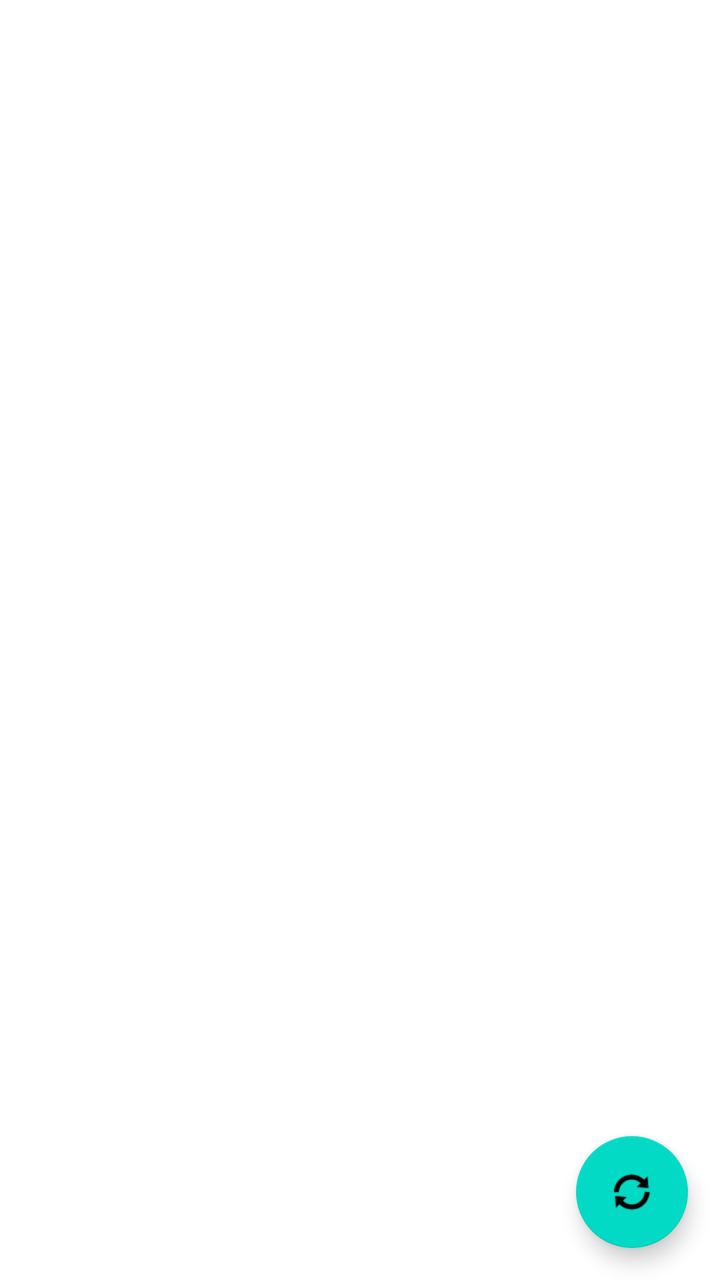
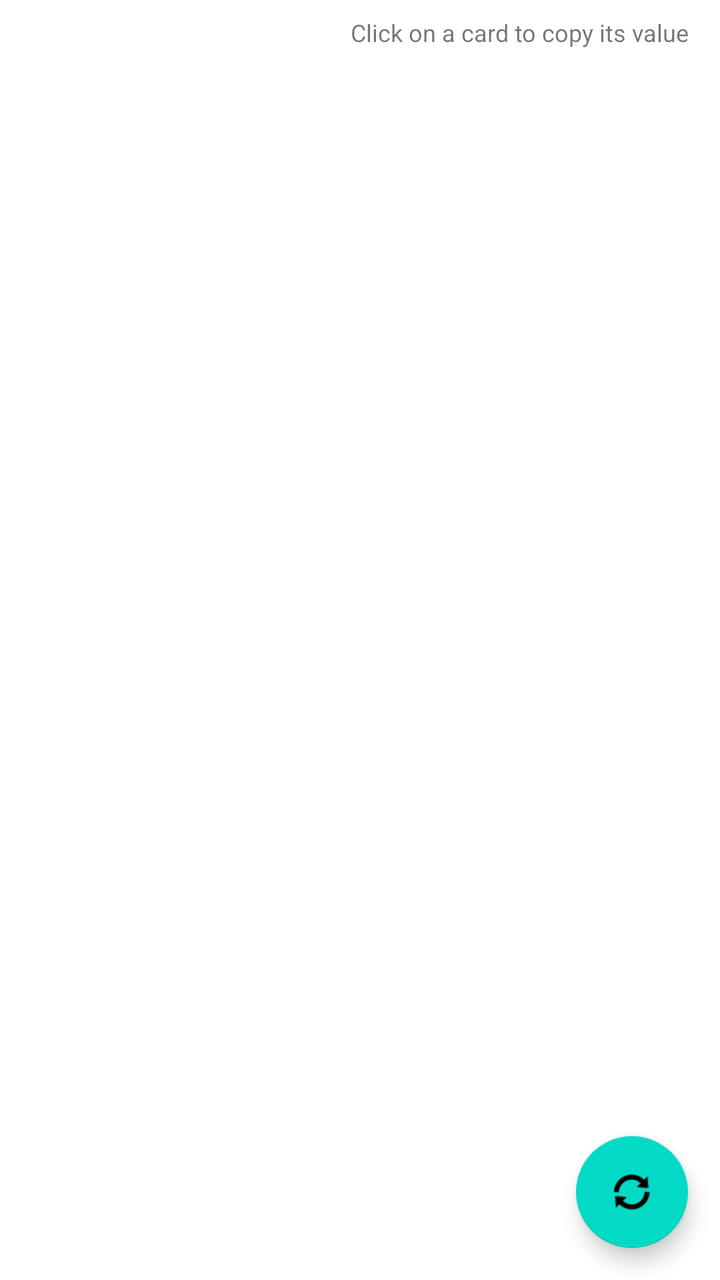

The first picture is an Android layout as it rendered before a commit; the second is the same layout after the commit. The layout source and the unified diff follow.
<!-- AndroidManifest.xml: application theme Theme.GeoLocator -->
<!-- res/layout/activity_main.xml -->
<?xml version="1.0" encoding="utf-8"?>
<androidx.constraintlayout.widget.ConstraintLayout xmlns:android="http://schemas.android.com/apk/res/android"
    xmlns:app="http://schemas.android.com/apk/res-auto"
    xmlns:tools="http://schemas.android.com/tools"
    android:id="@+id/main"
    android:layout_width="match_parent"
    android:layout_height="match_parent"
    tools:context=".MainActivity">

    <androidx.recyclerview.widget.RecyclerView
        android:id="@+id/rvCards"
        android:layout_width="match_parent"
        android:layout_height="0dp"
        app:layout_constraintBottom_toBottomOf="parent"
        app:layout_constraintEnd_toEndOf="parent"
        app:layout_constraintStart_toStartOf="parent"
        app:layout_constraintTop_toTopOf="parent" />

    <com.google.android.material.floatingactionbutton.FloatingActionButton
        android:id="@+id/fabRefresh"
        android:layout_width="wrap_content"
        android:layout_height="wrap_content"
        android:layout_margin="16dp"
        android:src="@android:drawable/ic_popup_sync"
        app:layout_constraintBottom_toBottomOf="parent"
        app:layout_constraintEnd_toEndOf="parent" />

</androidx.constraintlayout.widget.ConstraintLayout>
<!-- resources referenced by this layout -->
<resources>
  <style name="Theme.GeoLocator" parent="Theme.MaterialComponents.DayNight.DarkActionBar">
          
          <item name="colorPrimary">@color/purple_500</item>
          <item name="colorPrimaryVariant">@color/purple_700</item>
          <item name="colorOnPrimary">@color/white</item>
          
          <item name="colorSecondary">@color/teal_200</item>
          <item name="colorSecondaryVariant">@color/teal_700</item>
          <item name="colorOnSecondary">@color/black</item>
          
          <item name="android:statusBarColor">?attr/colorPrimaryVariant</item>
          
      </style>
  <color name="purple_500">#FF6200EE</color>
  <color name="purple_700">#FF3700B3</color>
  <color name="white">#FFFFFFFF</color>
  <color name="teal_200">#FF03DAC5</color>
  <color name="teal_700">#FF018786</color>
  <color name="black">#FF000000</color>
</resources>

<!-- the commit's change to res/layout/activity_main.xml (unified diff, before → after) -->
@@ -7,17 +7,25 @@
     android:layout_height="match_parent"
     tools:context=".MainActivity">
 
-    <androidx.recyclerview.widget.RecyclerView
-        android:id="@+id/rvCards"
-        android:layout_width="match_parent"
-        android:layout_height="0dp"
+    <ProgressBar
+        android:id="@+id/pb"
+        android:layout_width="wrap_content"
+        android:layout_height="wrap_content"
         app:layout_constraintBottom_toBottomOf="parent"
         app:layout_constraintEnd_toEndOf="parent"
         app:layout_constraintStart_toStartOf="parent"
         app:layout_constraintTop_toTopOf="parent" />
 
+    <androidx.recyclerview.widget.RecyclerView
+        android:id="@+id/rv_cards"
+        android:layout_width="match_parent"
+        android:layout_height="wrap_content"
+        app:layout_constraintEnd_toEndOf="parent"
+        app:layout_constraintStart_toStartOf="parent"
+        app:layout_constraintTop_toTopOf="parent" />
+
     <com.google.android.material.floatingactionbutton.FloatingActionButton
-        android:id="@+id/fabRefresh"
+        android:id="@+id/fab_refresh"
         android:layout_width="wrap_content"
         android:layout_height="wrap_content"
         android:layout_margin="16dp"
@@ -25,4 +33,17 @@
         app:layout_constraintBottom_toBottomOf="parent"
         app:layout_constraintEnd_toEndOf="parent" />
 
+    <TextView
+        android:id="@+id/tv_msg"
+        android:layout_width="match_parent"
+        android:layout_height="wrap_content"
+        android:layout_marginHorizontal="16dp"
+        android:layout_marginTop="8dp"
+        android:text="Click on a card to copy its value"
+        android:textAlignment="textEnd"
+        android:textSize="12sp"
+        app:layout_constraintEnd_toEndOf="parent"
+        app:layout_constraintStart_toStartOf="parent"
+        app:layout_constraintTop_toBottomOf="@id/rv_cards" />
+
 </androidx.constraintlayout.widget.ConstraintLayout>
